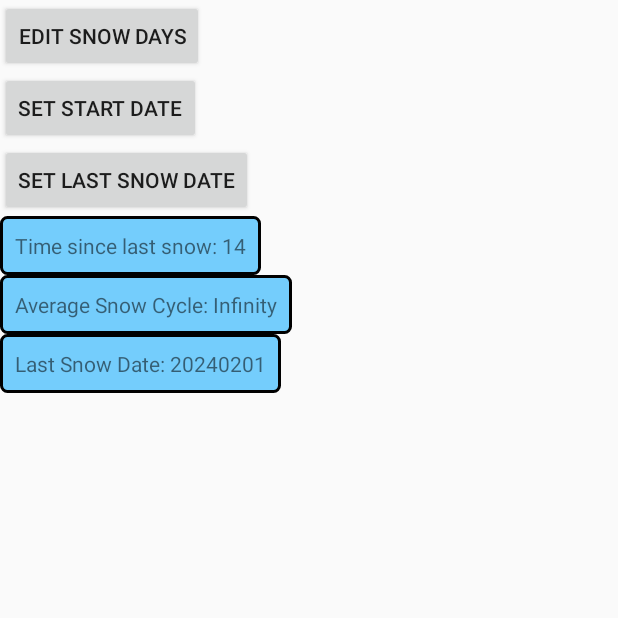
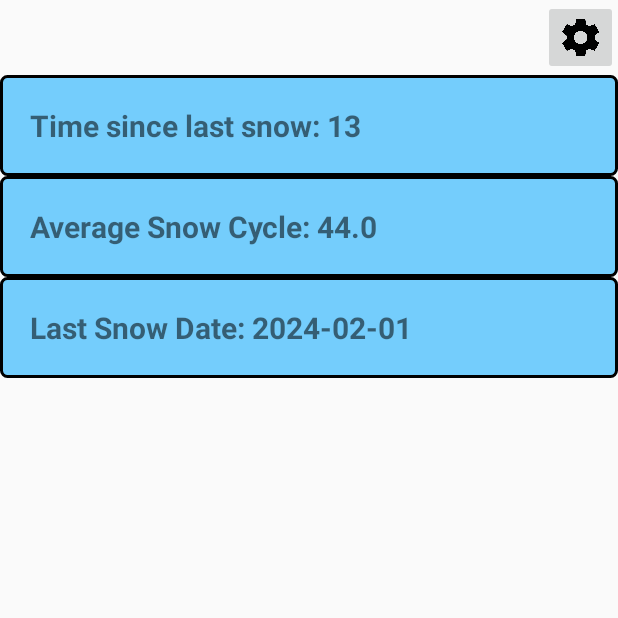
Before and after one commit to rmunuu/Endurance, an Android app: the screen it shows after launch (MainActivity), on a phone screen of 412 x 824 dp, the top half of it. Run offline under Robolectric (Android 15) with nearby library versions, the phone set to English and light mode, and no system bars; our stand-ins replace navigation-ui.

Commit message:
add setting session

```diff
--- a/app/src/main/AndroidManifest.xml
+++ b/app/src/main/AndroidManifest.xml
@@ -14,6 +14,9 @@
         android:theme="@style/Theme.Endurence"
         tools:targetApi="31">
         <activity
+            android:name=".SettingsActivity"
+            android:exported="false" />
+        <activity
             android:name=".MainActivity"
             android:exported="true"
             android:label="@string/app_name"
--- a/app/src/main/java/com/example/endurence/MainActivity.java
+++ b/app/src/main/java/com/example/endurence/MainActivity.java
@@ -1,5 +1,6 @@
 package com.example.endurence;
 
+import android.content.Intent;
 import android.os.Bundle;
 import android.support.design.widget.Snackbar;
 import android.support.v7.app.AppCompatActivity;
@@ -20,6 +21,7 @@ import android.content.DialogInterface;
 import android.content.SharedPreferences;
 import android.widget.Button;
 import android.widget.EditText;
+import android.widget.ImageButton;
 import android.widget.TextView;
 
 import java.time.LocalDate;
@@ -39,6 +41,8 @@ public class MainActivity extends AppCompatActivity {
 
     private AppBarConfiguration appBarConfiguration;
     private ActivityMainBinding binding;
+
+    private ImageButton settingsButton;
 
     @Override
     protected void onCreate(Bundle savedInstanceState) {
@@ -73,7 +77,7 @@ public class MainActivity extends AppCompatActivity {
         // value 2가 마지막으로 눈온 날짜
 
         sharedPref = getSharedPreferences("MyApp", MODE_PRIVATE);
-        value1 = sharedPref.getInt("value1", 0);
+        value1 = sharedPref.getInt("value1", 1);
         //value2 = sharedPref.getString("value2", "");
 
         timeSinceLastSnowTextView = findViewById(R.id.timeSinceLastSnow);
@@ -107,104 +111,18 @@ public class MainActivity extends AppCompatActivity {
         lastSnowDateTextView.setText("Last Snow Date: " + value2);
         */
 
-
-
-        Button button1 = findViewById(R.id.button1);
-        Button button2 = findViewById(R.id.button2);
-        Button button3 = findViewById(R.id.button3);
-
-
-        /*
-        button1.setOnClickListener(new View.OnClickListener() {
+        settingsButton = (ImageButton) findViewById(R.id.settingsButton); // Replace with your button ID
+        settingsButton.setOnClickListener(new View.OnClickListener() {
             @Override
-            public void onClick(View v) {
-                value1++;
-                saveData();
-                updateUI();
-            }
-        });
-         */
-
-        button1.setOnClickListener(new View.OnClickListener() {
-            @Override
-            public void onClick(View v) {
-                showDataInputDialog1();
-            }
-        });
-
-        button2.setOnClickListener(new View.OnClickListener() {
-            @Override
-            public void onClick(View v) {
-                showDataInputDialog2();
-            }
-        });
-
-        button3.setOnClickListener(new View.OnClickListener() {
-            @Override
-            public void onClick(View v) {
-                showDataInputDialog3();
+            public void onClick(View view) {
+                Intent intent = new Intent(MainActivity.this, SettingsActivity.class);
+                startActivity(intent);
             }
         });
 
         updateUI();
     }
 
-    private void showDataInputDialog1() {
-        final EditText dateInput = new EditText(this);
-        new AlertDialog.Builder(this)
-                .setTitle("Enter Snow Days\nprevious: "+value1)
-                .setView(dateInput)
-                .setPositiveButton("OK", new DialogInterface.OnClickListener() {
-                    public void onClick(DialogInterface dialog, int whichButton) {
-                        try {
-                            value1 = Integer.parseInt(dateInput.getText().toString());
-                            saveData();
-                            updateUI();
-                        } catch (NumberFormatException e) {
-                            // Handle wrong input
-                        }
-                    }
-                })
-                .setNegativeButton("Cancel", null).show();
-    }
-
-    private void showDataInputDialog2() {
-        final EditText dateInput = new EditText(this);
-        new AlertDialog.Builder(this)
-                .setTitle("Enter Start Date\ncurrently set to: "+start_date)
-                .setView(dateInput)
-                .setPositiveButton("OK", new DialogInterface.OnClickListener() {
-                    public void onClick(DialogInterface dialog, int whichButton) {
-                        try {
-                            start_date = dateInput.getText().toString();
-                            saveData();
-                            updateUI();
-                        } catch (NumberFormatException e) {
-                            // Handle wrong input
-                        }
-                    }
-                })
-                .setNegativeButton("Cancel", null).show();
-    }
-
-    private void showDataInputDialog3() {
-        final EditText dateInput = new EditText(this);
-        new AlertDialog.Builder(this)
-                .setTitle("Enter Last Snow Date\ncurrently set to: "+last_date)
-                .setView(dateInput)
-                .setPositiveButton("OK", new DialogInterface.OnClickListener() {
-                    public void onClick(DialogInterface dialog, int whichButton) {
-                        try {
-                            last_date = dateInput.getText().toString();
-                            saveData();
-                            updateUI();
-                        } catch (NumberFormatException e) {
-                            // Handle wrong input
-                        }
-                    }
-                })
-                .setNegativeButton("Cancel", null).show();
-    }
 
     private void updateUI() {
         TextView timeSinceLastSnowTextView = findViewById(R.id.timeSinceLastSnow); // replace with your actual TextView ID
@@ -216,17 +134,24 @@ public class MainActivity extends AppCompatActivity {
 
         long daysSinceStartDate = ChronoUnit.DAYS.between(start_date_real, today);
         long daysSinceLastSnow = ChronoUnit.DAYS.between(last_date_real, today);
-        daysSinceLastSnow ++;
+        //daysSinceLastSnow ++;
 
         //float calculatedAverageCycle = (float)daysSinceStartDate/(value1);
         float calculatedAverageCycle = (float)daysSinceStartDate/(value1);
 
         timeSinceLastSnowTextView.setText("Time since last snow: " + daysSinceLastSnow);
         averageSnowCycleTextView.setText("Average Snow Cycle: " + calculatedAverageCycle);
-        lastSnowDateTextView.setText("Last Snow Date: " + last_date);
+        lastSnowDateTextView.setText("Last Snow Date: " + formatDate(last_date));
     }
 
-    // Method to save data in SharedPreferences
+    public String formatDate(String inputDate) {
+        if (inputDate != null && inputDate.length() == 8) {
+            return inputDate.substring(0, 4) + "-" + inputDate.substring(4, 6) + "-" + inputDate.substring(6, 8);
+        }
+        return inputDate; // Return original string if it's not in the expected format
+    }
+
+    /*
     private void saveData() {
         SharedPreferences.Editor editor = sharedPref.edit();
         editor.putInt("value1", value1);
@@ -234,6 +159,8 @@ public class MainActivity extends AppCompatActivity {
         editor.putString("last_date", last_date);
         editor.apply();
     }
+
+     */
 
     @Override
     public boolean onCreateOptionsMenu(Menu menu) {
--- a/app/src/main/res/layout/activity_main.xml
+++ b/app/src/main/res/layout/activity_main.xml
@@ -2,51 +2,56 @@
     android:layout_width="match_parent"
     android:layout_height="match_parent">
 
-    <Button
-        android:id="@+id/button1"
-        android:layout_width="wrap_content"
-        android:layout_height="wrap_content"
-        android:text="@string/edit_snow_days"/>
 
-    <Button
-        android:id="@+id/button2"
-        android:layout_width="wrap_content"
-        android:layout_height="wrap_content"
-        android:text="@string/set_start_date"
-        android:layout_below="@id/button1"/>
+<!--    <Button-->
+<!--        android:id="@+id/settingButton"-->
+<!--        android:layout_width="wrap_content"-->
+<!--        android:layout_height="wrap_content"-->
+<!--        android:layout_alignParentTop="true"-->
+<!--        android:layout_alignParentEnd="true"-->
+<!--        android:background="@drawable/settings_img"/>-->
+    <ImageButton
+        android:id="@+id/settingsButton"
+        android:layout_width="50dp"
+        android:layout_height="50dp"
+        android:layout_alignParentTop="true"
+        android:layout_alignParentEnd="true"
+        android:onClick="onImageButtonClick"
+        android:scaleType="fitCenter"
+        android:src="@drawable/settings_img" />
 
-    <Button
-        android:id="@+id/button3"
-        android:layout_width="wrap_content"
-        android:layout_height="wrap_content"
-        android:text="@string/set_last_snow_date"
-        android:layout_below="@id/button2"/>
 
     <TextView
         android:id="@+id/timeSinceLastSnow"
-        android:layout_width="wrap_content"
+        android:layout_width="match_parent"
         android:layout_height="wrap_content"
         android:text="@string/time_since_last_snow"
+        android:textSize="20sp"
+        android:textStyle="bold"
         android:background="@drawable/textview_box"
-        android:padding="10dp"
-        android:layout_below="@id/button3"/>
+        android:padding="20dp"
+        android:layout_below="@id/settingsButton"/>
 
     <TextView
         android:id="@+id/averageSnowCycle"
-        android:layout_width="wrap_content"
+        android:layout_width="match_parent"
         android:layout_height="wrap_content"
         android:text="@string/average_snow_cycle"
+        android:textSize="20sp"
+        android:textStyle="bold"
         android:background="@drawable/textview_box"
-        android:padding="10dp"
+        android:padding="20dp"
         android:layout_below="@id/timeSinceLastSnow"/>
 
     <TextView
         android:id="@+id/lastSnowDate"
-        android:layout_width="wrap_content"
+        android:layout_width="match_parent"
         android:layout_height="wrap_content"
         android:text="@string/last_snow_date"
+        android:textSize="20sp"
+        android:textStyle="bold"
         android:background="@drawable/textview_box"
-        android:padding="10dp"
+        android:padding="20dp"
         android:layout_below="@id/averageSnowCycle"/>
 
 </RelativeLayout>
--- a/app/src/main/res/values/strings.xml
+++ b/app/src/main/res/values/strings.xml
@@ -10,10 +10,12 @@
     <string name="hello_first_fragment">Hello first fragment</string>
     <string name="hello_second_fragment">Hello second fragment. Arg: %1$s</string>
 
-    <string name="edit_snow_days">Edit Snow Days</string>
+    <string name="snow_days">Snow Days</string>
     <string name="set_start_date">Set Start Date</string>
     <string name="set_last_snow_date">Set Last Snow Date</string>
     <string name="time_since_last_snow">Time since last snow</string>
     <string name="average_snow_cycle">Average Snow Cycle</string>
     <string name="last_snow_date">Last Snow Date</string>
+
+
 </resources>
```
Also changed, not shown: app/src/main/java/com/example/endurence/SettingsActivity.java (added, +192 -0 lines), app/src/main/res/layout/activity_settings.xml (added, +40 -0 lines), app/src/main/res/drawable-v24/settings_img.png (added).
